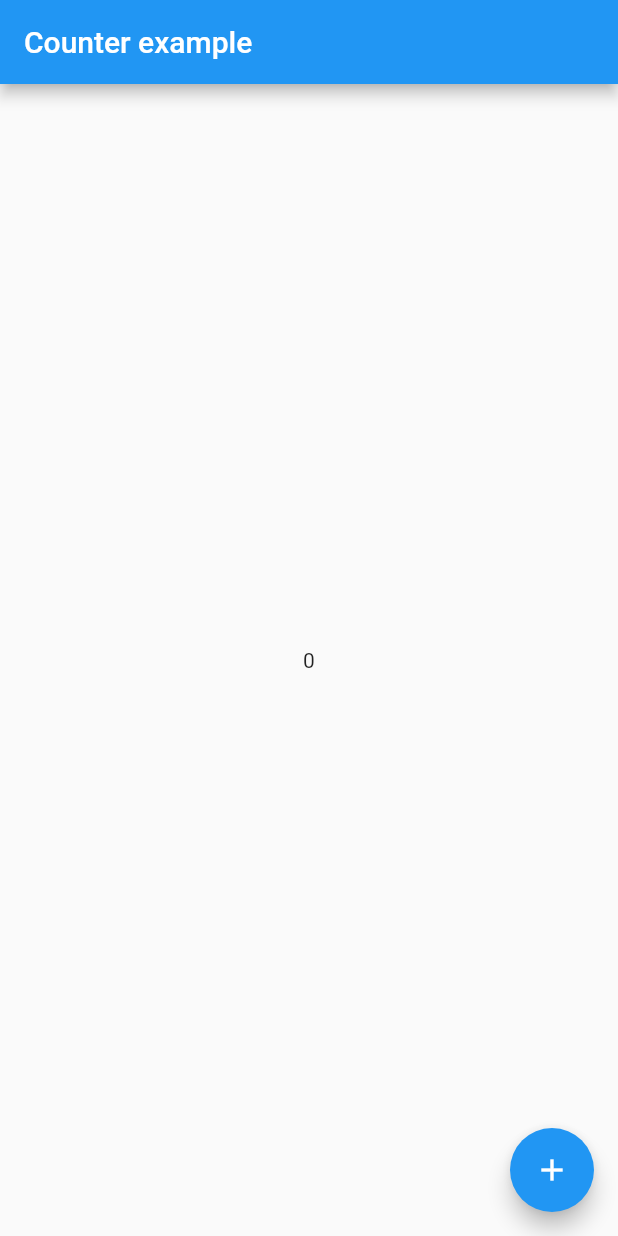
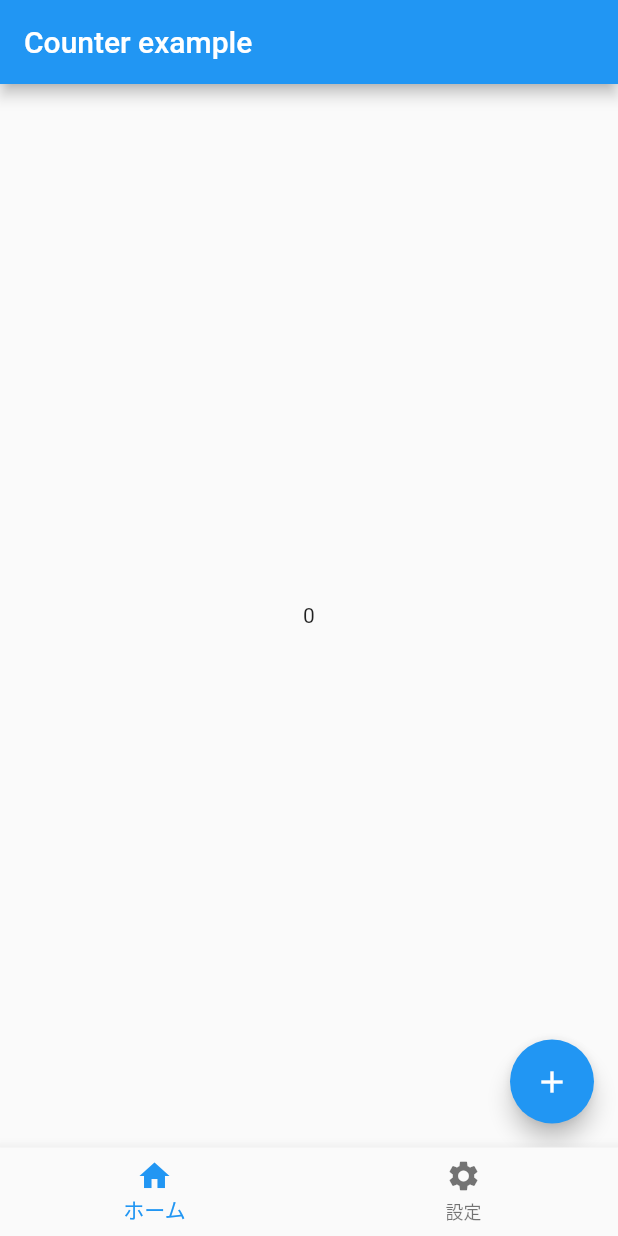
Before and after one commit to ken-ty/barcodeokapi, a Flutter app: the screen it shows after launch, on a phone screen of 412 x 824 dp. Run offline on Flutter 3.47's test engine with Material 2 defaults, Android fonts, the phone set to English and light mode, and no system bars; our stand-ins replace flutter_riverpod, riverpod_annotation; generated files the repository leaves out were written again.

Commit message:
feat: メニュー作成

```diff
--- a/barcodeokapi/lib/config/app.dart
+++ b/barcodeokapi/lib/config/app.dart
@@ -1,4 +1,4 @@
-import 'package:barcodeokapi/ui/count/count_page.dart';
+import 'package:barcodeokapi/config/menu.dart';
 import 'package:flutter/material.dart';
 
 class MyApp extends StatelessWidget {
@@ -9,7 +9,7 @@ class MyApp extends StatelessWidget {
     return MaterialApp(
       title: 'Flutter Demo',
       theme: ThemeData(primarySwatch: Colors.blue),
-      home: Home(),
+      home: Menu(),
     );
   }
 }
--- /dev/null
+++ b/barcodeokapi/lib/config/menu.dart
@@ -0,0 +1,41 @@
+import 'package:barcodeokapi/ui/count/count_page.dart';
+import 'package:barcodeokapi/ui/setting/setting_page.dart';
+import 'package:flutter/material.dart';
+
+/// メニュー
+class Menu extends StatefulWidget {
+  const Menu({Key? key}) : super(key: key);
+
+  @override
+  _MenuState createState() => _MenuState();
+}
+
+class _MenuState extends State<Menu> {
+  var _pages = [
+    Home(),
+    SettingPage(),
+  ];
+
+  int _pageIndex = 0;
+
+  void _onItemTapped(int index) {
+    _pageIndex = index;
+    setState(() => {});
+  }
+
+  @override
+  Widget build(BuildContext context) {
+    return Scaffold(
+      body: _pages[_pageIndex],
+      bottomNavigationBar: BottomNavigationBar(
+        currentIndex: _pageIndex,
+        onTap: _onItemTapped,
+        items: const <BottomNavigationBarItem>[
+          BottomNavigationBarItem(icon: Icon(Icons.home), label: 'ホーム'),
+          BottomNavigationBarItem(icon: Icon(Icons.settings), label: '設定'),
+        ],
+        type: BottomNavigationBarType.fixed,
+      ),
+    );
+  }
+}
```
Also changed, not shown: barcodeokapi/lib/ui/setting/setting_page.dart (added, +28 -0 lines).
